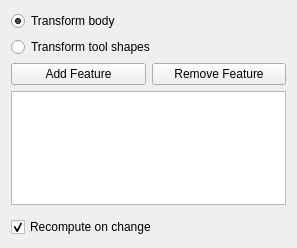
Old version of the form src/Mod/PartDesign/Gui/TaskTransformedParameters.ui in the repository CoreCAD/CoreCAD.
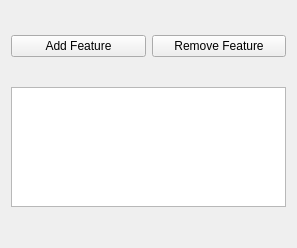
New version of the form.

Commit message:
fix(partdesign): a new pattern copies the previous step; whole-body option leaves the panel
A pattern made with nothing selected now lists the step just before it, so
"Changes per copy" works from the start. The Transform body / tool shapes
buttons, the drag hint and the Recompute on change box are gone from all seven
pattern panels. Whole-shape mode stays in the engine for now.

Claude-Session: https://claude.ai/code/session_01GLCPDdo2rsF2NhWDWrcNnJ

The edit to the form file:
```diff
--- a/src/Mod/PartDesign/Gui/TaskTransformedParameters.ui
+++ b/src/Mod/PartDesign/Gui/TaskTransformedParameters.ui
@@ -14,47 +14,6 @@
    <string notr="true">Form</string>
   </property>
   <layout class="QVBoxLayout" name="verticalLayout">
-   <item>
-    <widget class="QWidget" name="widget" native="true">
-     <layout class="QVBoxLayout" name="verticalLayout_3">
-      <property name="leftMargin">
-       <number>0</number>
-      </property>
-      <property name="topMargin">
-       <number>0</number>
-      </property>
-      <property name="rightMargin">
-       <number>0</number>
-      </property>
-      <property name="bottomMargin">
-       <number>0</number>
-      </property>
-      <item>
-       <widget class="QRadioButton" name="radioTransformBody">
-        <property name="text">
-         <string>Transform body</string>
-        </property>
-        <property name="checked">
-         <bool>true</bool>
-        </property>
-        <attribute name="buttonGroup">
-         <string notr="true">buttonGroupMode</string>
-        </attribute>
-       </widget>
-      </item>
-      <item>
-       <widget class="QRadioButton" name="radioTransformToolShapes">
-        <property name="text">
-         <string>Transform tool shapes</string>
-        </property>
-        <attribute name="buttonGroup">
-         <string notr="true">buttonGroupMode</string>
-        </attribute>
-       </widget>
-      </item>
-     </layout>
-    </widget>
-   </item>
    <item>
     <widget class="QWidget" name="groupFeatureList" native="true">
      <layout class="QVBoxLayout" name="verticalLayout_2">
@@ -116,16 +75,6 @@
    <item>
     <widget class="QWidget" name="featureUI" native="true"/>
    </item>
-   <item>
-    <widget class="QCheckBox" name="checkBoxUpdateView">
-     <property name="text">
-      <string>Recompute on change</string>
-     </property>
-     <property name="checked">
-      <bool>true</bool>
-     </property>
-    </widget>
-   </item>
   </layout>
  </widget>
  <tabstops>
```
Left out of the diff: 9 changed lines with no effect on the pictures. The commit also changes 18 other files.
